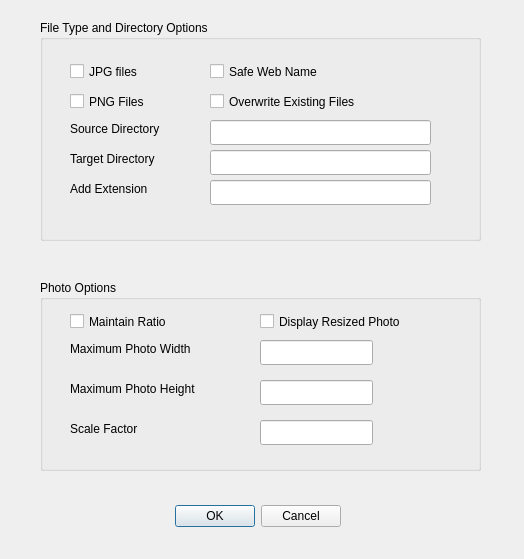
Old version of the form options.ui in the repository pacmaninbw/GUIPhotoReductionTool.
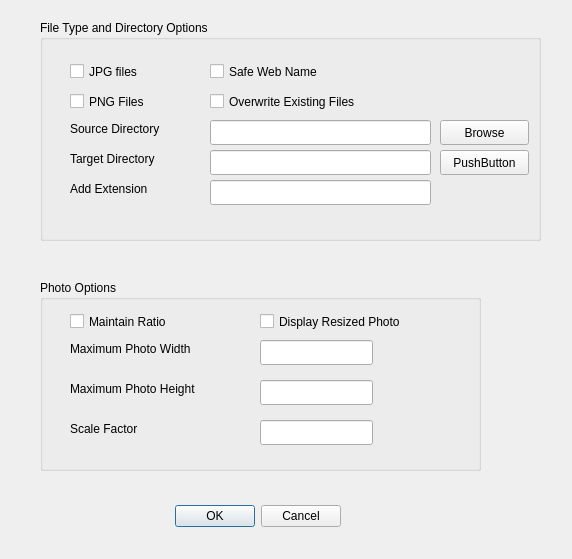
New version of the form.

Commit message: Added directory browsing for source and target directories.

Patch:
```diff
--- a/options.ui
+++ b/options.ui
@@ -6,7 +6,7 @@
    <rect>
     <x>0</x>
     <y>0</y>
-    <width>524</width>
+    <width>572</width>
     <height>559</height>
    </rect>
   </property>
@@ -34,7 +34,7 @@
     <rect>
      <x>40</x>
      <y>20</y>
-     <width>441</width>
+     <width>501</width>
      <height>221</height>
     </rect>
    </property>
@@ -162,6 +162,32 @@
      <string>Add Extension</string>
     </property>
    </widget>
+   <widget class="QPushButton" name="sourceDirBrowsePushButton">
+    <property name="geometry">
+     <rect>
+      <x>400</x>
+      <y>100</y>
+      <width>89</width>
+      <height>25</height>
+     </rect>
+    </property>
+    <property name="text">
+     <string>Browse</string>
+    </property>
+   </widget>
+   <widget class="QPushButton" name="targetDirectoryBrowsePushButton">
+    <property name="geometry">
+     <rect>
+      <x>400</x>
+      <y>130</y>
+      <width>89</width>
+      <height>25</height>
+     </rect>
+    </property>
+    <property name="text">
+     <string>PushButton</string>
+    </property>
+   </widget>
   </widget>
   <widget class="QGroupBox" name="photoOptionsBox">
    <property name="geometry">
```
The commit also changes 2 other files.
